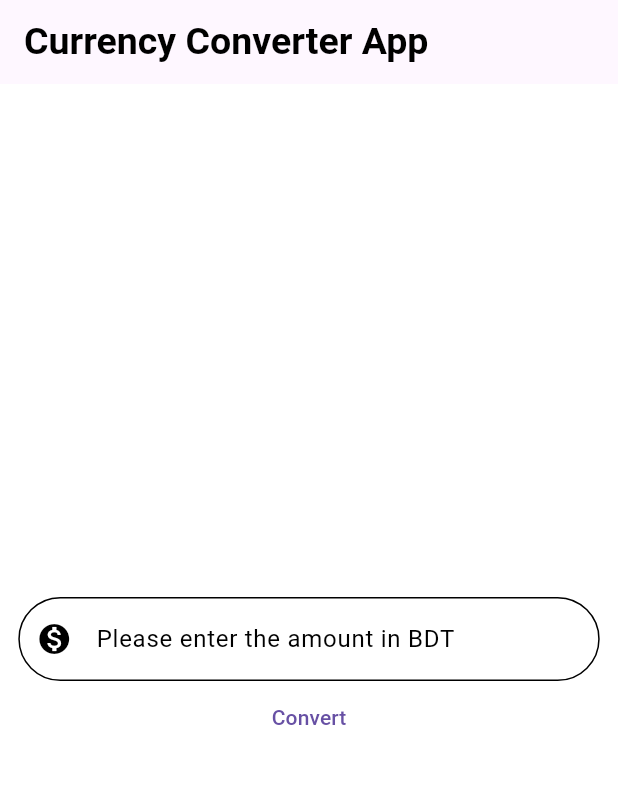
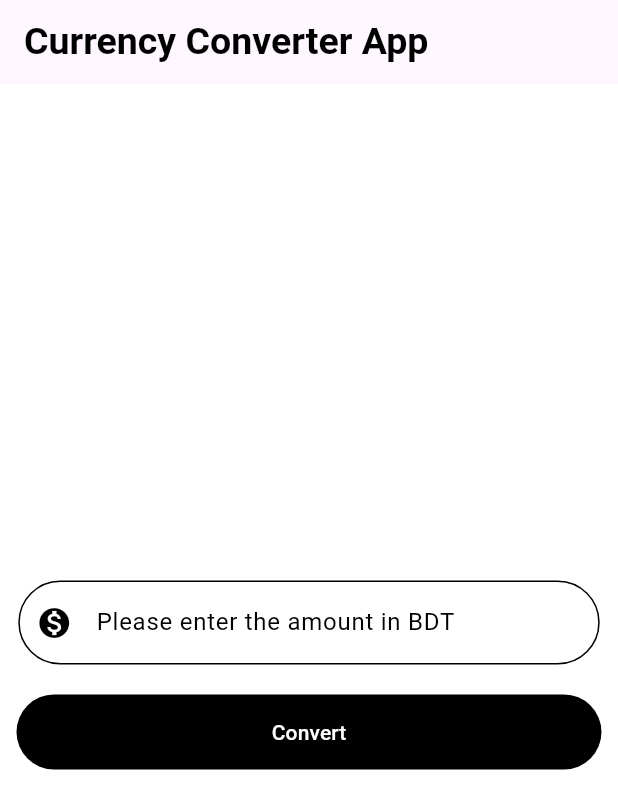
Before and after one commit to meherab-hossen-developer/flutter_yt, a Flutter app: the screen it shows after launch, after a tap on "Convert", on a phone screen of 412 x 824 dp. Shown: the top 809 px of the screen. Run offline on Flutter 3.47's test engine with Material 3 defaults, Android fonts, the phone set to English and light mode, and no system bars.

Commit message:
Currency Converter

```diff
--- a/lib/currency-converter.dart
+++ b/lib/currency-converter.dart
@@ -55,12 +55,20 @@ class CurrencyConverter extends StatelessWidget {
                   keyboardType: TextInputType.number,
                 ),
               ),
+              SizedBox(height: 20,),
               TextButton(onPressed: () {
                 //debug mode: testing applications, building features
                 //release mode: how will app look like and production
                 //profile mode: run the app in release mode but also give error messages as like debug mode
                 print('Convert button pressed');
-              }, child: Text('Convert'),
+              },
+                style: ButtonStyle(
+                  backgroundColor: MaterialStatePropertyAll(Colors.black),
+                  foregroundColor: MaterialStatePropertyAll(Colors.white),
+                  fixedSize: MaterialStatePropertyAll(Size(390, 50)),
+                ),
+                child: Text('Convert'
+                ),
               ),
             ],
           ),
```
